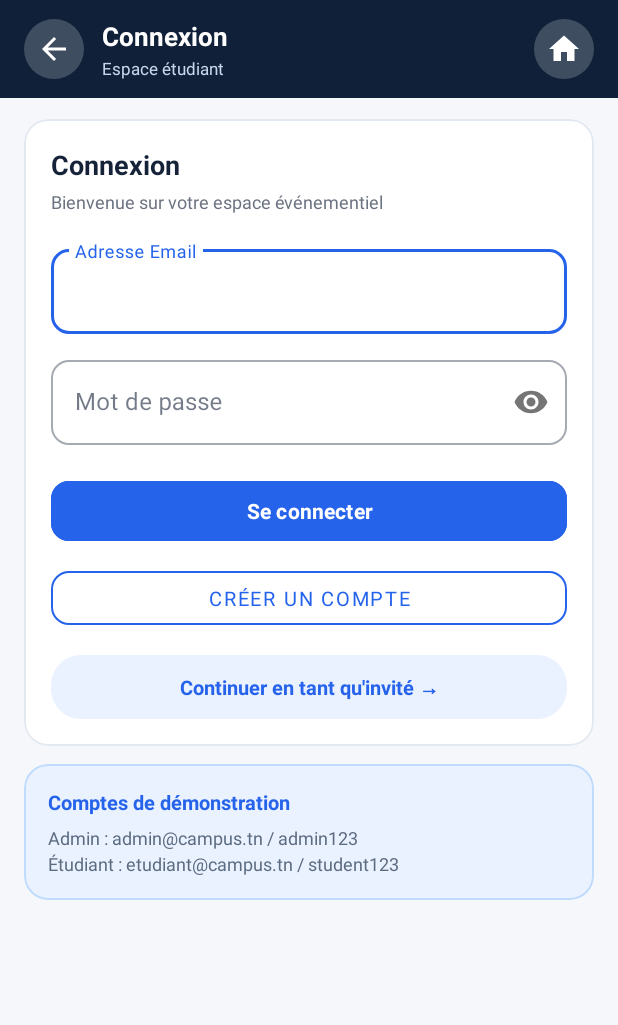
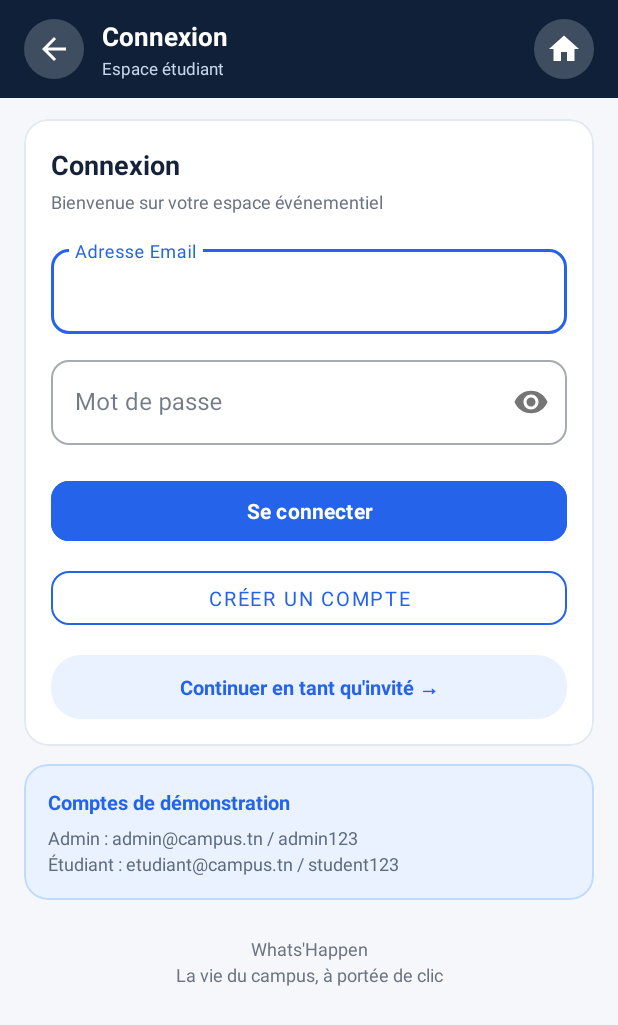
Before and after one commit to amenikochbati/CompusEvent, an Android app: the screen it shows after launch (LoginActivity), after a tap on "SE CONNECTER", on a phone screen of 412 x 824 dp. Shown: the top 1025 px of the screen. Run offline under Robolectric (Android 15) with nearby library versions, the phone set to English and light mode, and no system bars.

Commit message:
Defilement complet sur accueil, evenements et formulaires

```diff
--- a/app/src/main/java/com/example/compusevent/NavigationHelper.java
+++ b/app/src/main/java/com/example/compusevent/NavigationHelper.java
@@ -42,17 +42,16 @@ public final class NavigationHelper {
 
     /**
      * L'en-tête reste fixe pour garder Retour/Accueil accessibles, mais tout geste vertical
-     * commencé dessus (sauf sur un bouton) fait défiler la page, avec une inertie naturelle.
+     * commencé sur une zone non cliquable de l'en-tête fait défiler la page avec inertie.
      */
     public static void forwardScrollFromHeader(Activity activity) {
         View header = activity.findViewById(R.id.app_bar);
         View scrollTarget = activity.findViewById(R.id.scroll_target);
+        if (header == null) {
+            header = activity.findViewById(R.id.app_bar_content);
+        }
         if (header == null || scrollTarget == null) {
-            View fallback = activity.findViewById(R.id.app_bar_content);
-            if (fallback == null || scrollTarget == null) {
-                return;
-            }
-            header = fallback;
+            return;
         }
 
         final View touchHeader = header;
@@ -69,7 +68,7 @@ public final class NavigationHelper {
             }
         };
 
-        header.setOnTouchListener((v, event) -> {
+        touchHeader.setOnTouchListener((v, event) -> {
             if (isOverClickableChild(touchHeader, event.getX(), event.getY())) {
                 return false;
             }
--- a/app/src/main/res/layout/activity_login.xml
+++ b/app/src/main/res/layout/activity_login.xml
@@ -174,6 +174,16 @@
 
             </com.google.android.material.card.MaterialCardView>
 
+            <TextView
+                android:layout_width="match_parent"
+                android:layout_height="wrap_content"
+                android:layout_marginTop="24dp"
+                android:gravity="center"
+                android:lineSpacingExtra="3dp"
+                android:text="Whats'Happen\nLa vie du campus, à portée de clic"
+                android:textColor="@color/text_muted"
+                android:textSize="12sp" />
+
         </LinearLayout>
 
     </ScrollView>
--- a/app/src/main/res/layout/activity_main.xml
+++ b/app/src/main/res/layout/activity_main.xml
@@ -8,6 +8,7 @@
 
     <!-- En-tête utilisateur -->
     <LinearLayout
+        android:id="@+id/app_bar"
         android:layout_width="match_parent"
         android:layout_height="wrap_content"
         android:background="@color/navy"
```
Also changed, not shown: app/src/main/res/layout/activity_register.xml (+10 -0 lines), 2 other files.
